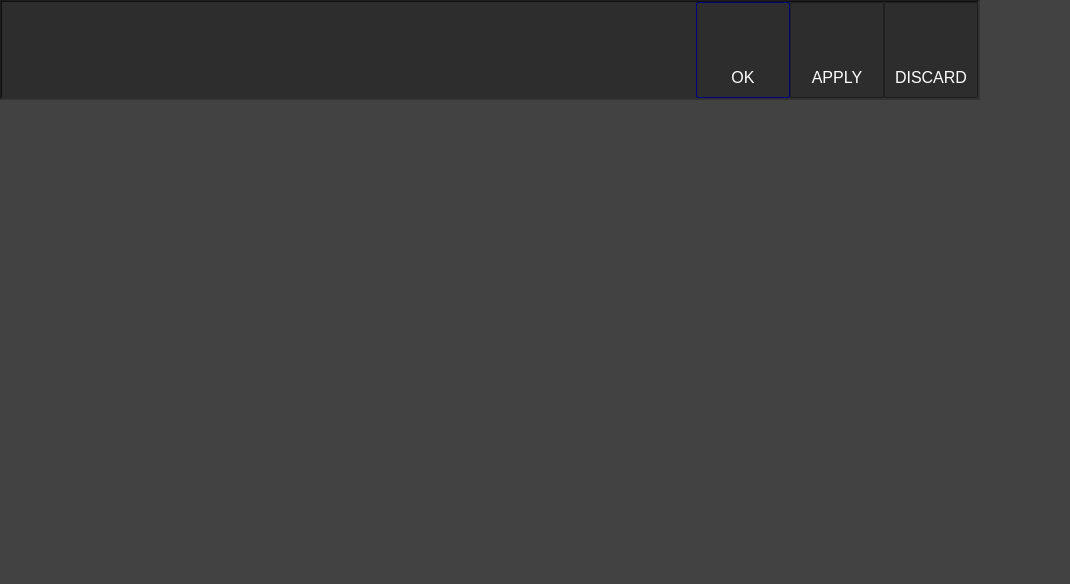
First picture: the form in inputsdialog.ui, repository shokace/GT9000, before the edit.
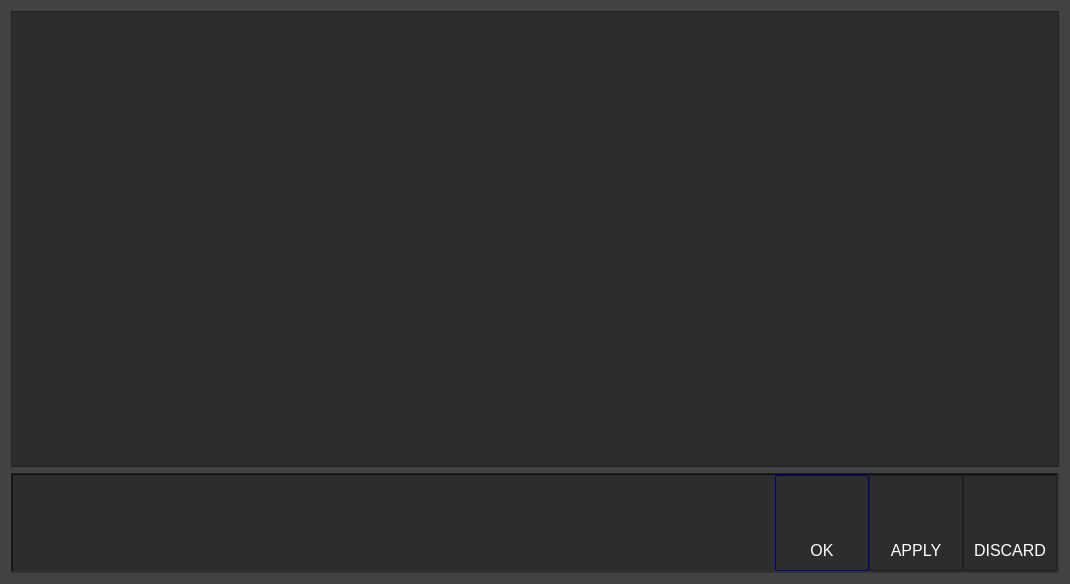
Second picture: the form after the edit.

Commit message: fixed dialog windows to button positions

Patch:
```diff
--- a/inputsdialog.ui
+++ b/inputsdialog.ui
@@ -54,15 +54,19 @@
 
 </string>
   </property>
+  <layout class="QVBoxLayout" name="verticalLayout_2">
+   <item>
+    <widget class="QFrame" name="frame_5">
+     <property name="frameShape">
+      <enum>QFrame::StyledPanel</enum>
+     </property>
+     <property name="frameShadow">
+      <enum>QFrame::Raised</enum>
+     </property>
+    </widget>
+   </item>
+   <item>
   <widget class="QFrame" name="bottomButtonFrame">
-   <property name="geometry">
-    <rect>
-     <x>0</x>
-     <y>0</y>
-     <width>980</width>
-     <height>100</height>
-    </rect>
-   </property>
    <property name="sizePolicy">
     <sizepolicy hsizetype="Minimum" vsizetype="Fixed">
      <horstretch>0</horstretch>
@@ -194,6 +198,8 @@
     </item>
    </layout>
   </widget>
+   </item>
+  </layout>
  </widget>
  <resources/>
  <connections/>
```
Lines whose indentation alone changed are shown as unchanged. The commit also changes 2 other files.
